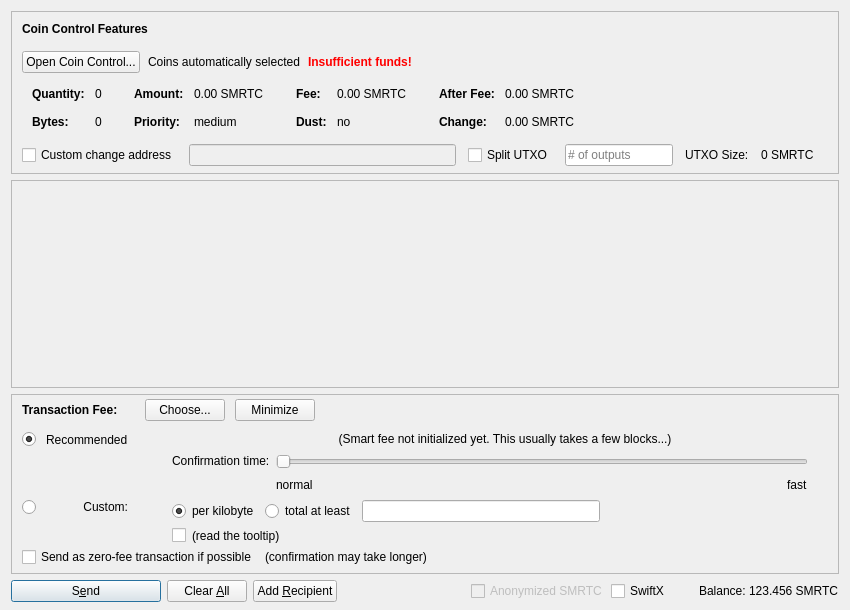
This is src/qt/forms/sendcoinsdialog.ui in CryptoCashBack-Hub/CCBC as Qt 5 draws it before an edit. The edited form follows.
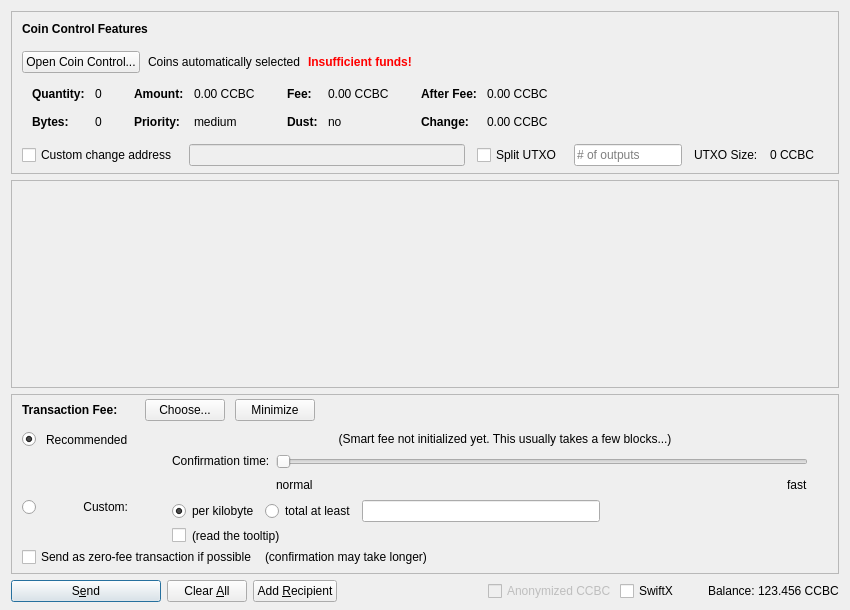
This is the edited form. Icons and pictures are not drawn. Custom widgets are drawn as their Qt base class.

Diff of the .ui file:
```diff
--- a/src/qt/forms/sendcoinsdialog.ui
+++ b/src/qt/forms/sendcoinsdialog.ui
@@ -324,7 +324,7 @@
                   <enum>Qt::ActionsContextMenu</enum>
                  </property>
                  <property name="text">
-                  <string notr="true">0.00 SMRTC</string>
+                  <string notr="true">0.00 CCBC</string>
                  </property>
                  <property name="textInteractionFlags">
                   <set>Qt::LinksAccessibleByMouse|Qt::TextSelectableByKeyboard|Qt::TextSelectableByMouse</set>
@@ -404,7 +404,7 @@
                   <enum>Qt::ActionsContextMenu</enum>
                  </property>
                  <property name="text">
-                  <string notr="true">0.00 SMRTC</string>
+                  <string notr="true">0.00 CCBC</string>
                  </property>
                  <property name="textInteractionFlags">
                   <set>Qt::LinksAccessibleByMouse|Qt::TextSelectableByKeyboard|Qt::TextSelectableByMouse</set>
@@ -484,7 +484,7 @@
                   <enum>Qt::ActionsContextMenu</enum>
                  </property>
                  <property name="text">
-                  <string notr="true">0.00 SMRTC</string>
+                  <string notr="true">0.00 CCBC</string>
                  </property>
                  <property name="textInteractionFlags">
                   <set>Qt::LinksAccessibleByMouse|Qt::TextSelectableByKeyboard|Qt::TextSelectableByMouse</set>
@@ -513,7 +513,7 @@
                   <enum>Qt::ActionsContextMenu</enum>
                  </property>
                  <property name="text">
-                  <string notr="true">0.00 SMRTC</string>
+                  <string notr="true">0.00 CCBC</string>
                  </property>
                  <property name="textInteractionFlags">
                   <set>Qt::LinksAccessibleByMouse|Qt::TextSelectableByKeyboard|Qt::TextSelectableByMouse</set>
@@ -594,7 +594,7 @@
           <item>
            <widget class="QLabel" name="labelBlockSize">
             <property name="text">
-             <string>0 SMRTC</string>
+             <string>0 CCBC</string>
             </property>
            </widget>
           </item>
@@ -1390,7 +1390,7 @@
           <bool>false</bool>
          </property>
          <property name="text">
-          <string>Anonymized SMRTC</string>
+          <string>Anonymized CCBC</string>
          </property>
         </widget>
        </item>
@@ -1429,7 +1429,7 @@
           <cursorShape>IBeamCursor</cursorShape>
          </property>
          <property name="text">
-          <string notr="true">123.456 SMRTC</string>
+          <string notr="true">123.456 CCBC</string>
          </property>
          <property name="textInteractionFlags">
           <set>Qt::LinksAccessibleByMouse|Qt::TextSelectableByKeyboard|Qt::TextSelectableByMouse</set>
```
